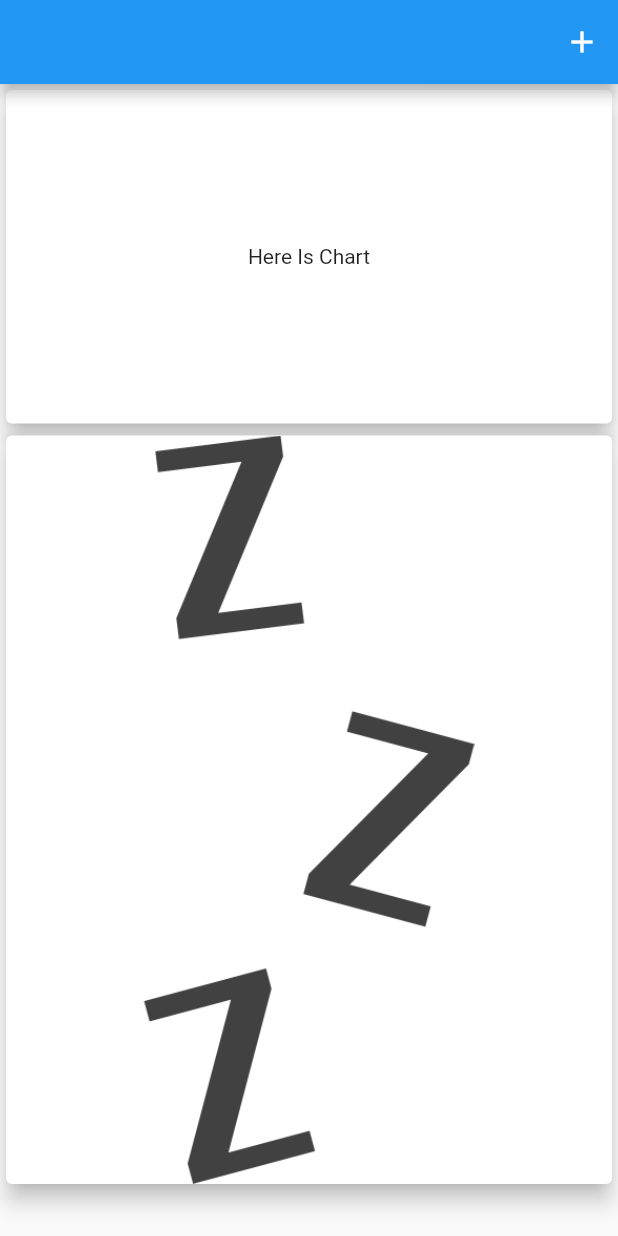
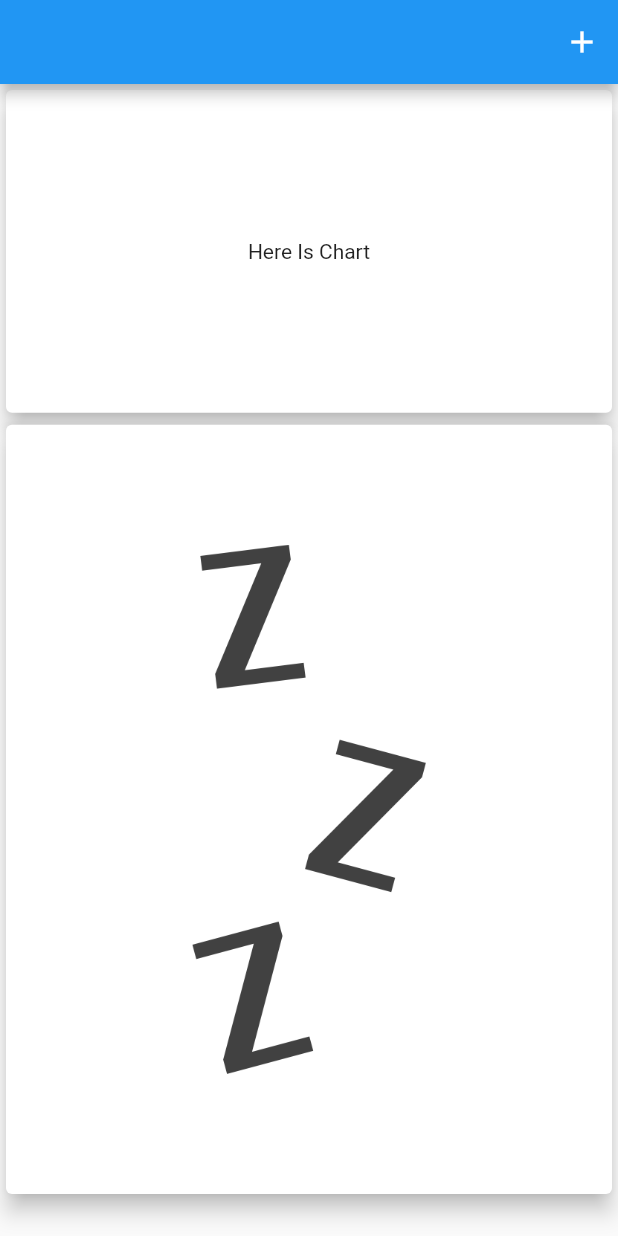
Before and after one commit to ananm9/proj42, a Flutter app: the screen it shows after launch, on a phone screen of 412 x 824 dp. Run offline on Flutter 3.47's test engine with Material 2 defaults, Android fonts, the phone set to English and light mode, and no system bars.

Commit message:
Second Commit

```diff
--- a/lib/widget/mainPage.dart
+++ b/lib/widget/mainPage.dart
@@ -1,15 +1,29 @@
 import 'package:flutter/material.dart';
+import 'package:proj42/models/transactions.dart';
+import 'package:proj42/models/transactionsListData.dart';
 import 'package:proj42/widget/chart.dart';
 import 'package:proj42/widget/transactionsListWidget.dart';
 
-class mainPageWidget extends StatelessWidget {
+class mainPageWidget extends StatefulWidget {
   const mainPageWidget({Key? key}) : super(key: key);
+
+  @override
+  State<mainPageWidget> createState() => mainPageWidgetState();
+}
+
+class mainPageWidgetState extends State<mainPageWidget> {
+  void addNewTransaction(double amount, String name, DateTime date) {
+    setState(() {
+      transactionListData.transactionData.add(Transaction(name, amount, date));
+    });
+  }
 
   @override
   Widget build(BuildContext context) {
     double height = MediaQuery.of(context).size.height -
         MediaQuery.of(context).padding.vertical -
-        AppBar().preferredSize.height;
+        AppBar().preferredSize.height -
+        24;
     // print('all height : ' + height.toString());
     // print('padding top : ' + MediaQuery.of(context).padding.vertical.toString());
     // print('app bat height : ' + AppBar().preferredSize.height.toString());
@@ -25,7 +39,7 @@ class mainPageWidget extends StatelessWidget {
         Container(
           margin: EdgeInsets.zero,
           padding: EdgeInsets.zero,
-          height: height * 0.66,
+          height: height * 0.7,
           child: Card(elevation: 6, child: TransactionsListWidget()),
         ),
       ],
--- a/lib/widget/transactionsListWidget.dart
+++ b/lib/widget/transactionsListWidget.dart
@@ -25,9 +25,12 @@ class _EmptyTransactionListImageWidget extends StatelessWidget {
 
   @override
   Widget build(BuildContext context) {
-    return Image.asset(
-      'assets/images/waiting.png',
-      fit: BoxFit.contain,
+    return Padding(
+      padding: const EdgeInsets.all(80.0),
+      child: Image.asset(
+        'assets/images/waiting.png',
+        fit: BoxFit.contain,
+      ),
     );
   }
 }
```
